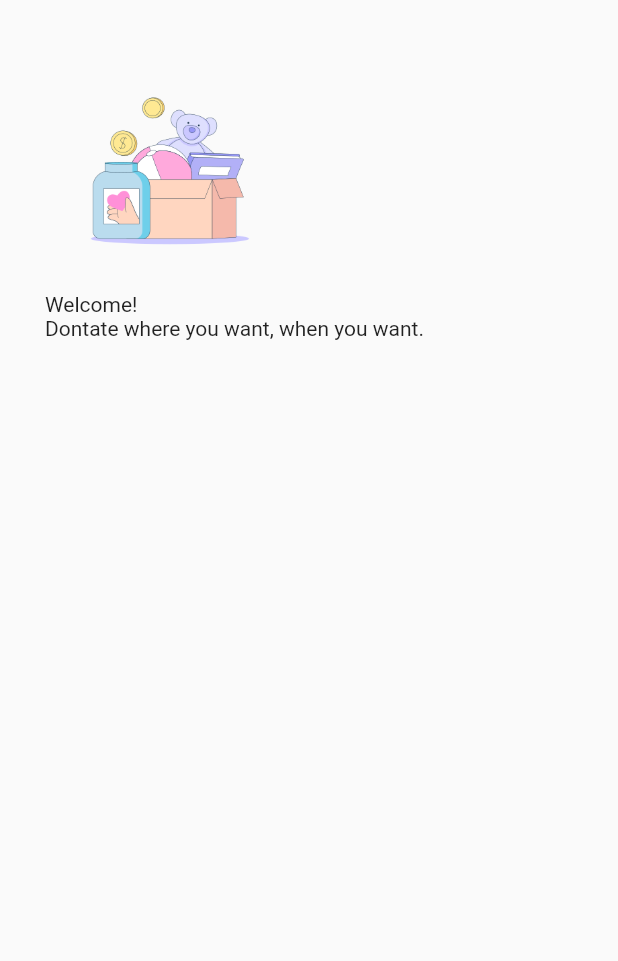
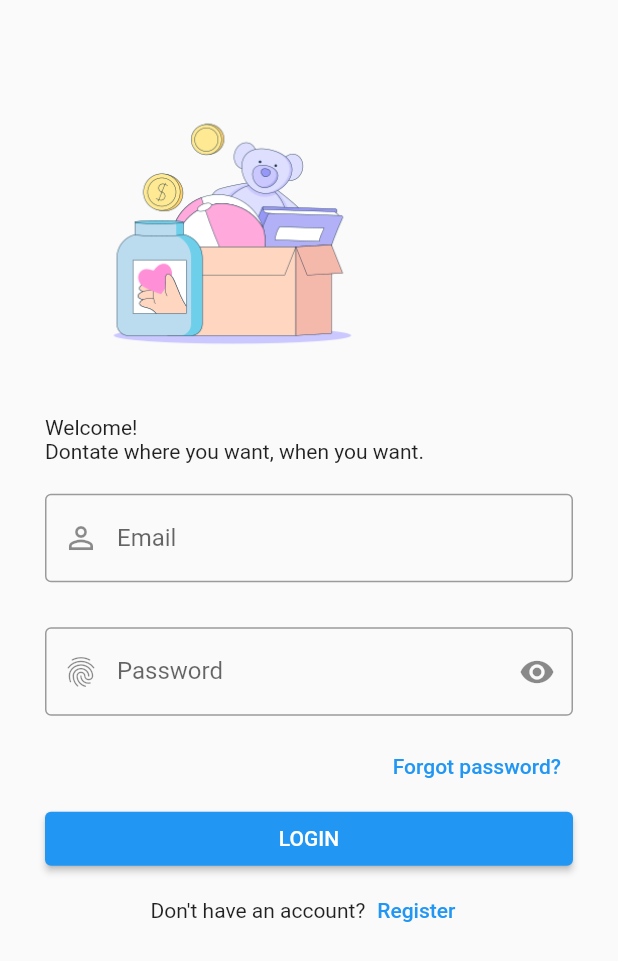
Before and after one commit to amaanaliakhtar/CharityAppFYP, a Flutter app: the screen it shows after launch, on a phone screen of 412 x 824 dp. Shown: the top 961 px of the screen. Run offline on Flutter 3.47's test engine with Material 2 defaults, Android fonts, the phone set to English and light mode, and no system bars; our stand-ins replace firebase_auth, firebase_core; missing offline and left inert: firebase_ui_auth; accounts and stored records are empty.

Commit message:
Login screen design complete

```diff
--- a/lib/authentication/login_screen.dart
+++ b/lib/authentication/login_screen.dart
@@ -16,10 +16,63 @@ class LoginScreen extends StatelessWidget {
               children: [
                 Image(
                   image: AssetImage('assets/login-image.png'),
-                  height: size.height * 0.2,
+                  height: size.height * 0.3,
                 ),
                 const Text("Welcome!"),
                 const Text("Dontate where you want, when you want."),
+
+                //Form
+                Form(
+                  child: Container(
+                    padding: EdgeInsets.symmetric(vertical: 20),
+                    child: Column(
+                      crossAxisAlignment: CrossAxisAlignment.start,
+                      children: [
+                        TextFormField(
+                          decoration: const InputDecoration(
+                              prefixIcon: Icon(Icons.person_outline_outlined),
+                              labelText: "Email",
+                              hintText: "Email",
+                              border: OutlineInputBorder()),
+                        ),
+                        const SizedBox(
+                          height: 30,
+                        ),
+                        TextFormField(
+                          decoration: const InputDecoration(
+                              prefixIcon: Icon(Icons.fingerprint),
+                              suffixIcon: Icon(Icons.remove_red_eye_rounded),
+                              labelText: "Password",
+                              hintText: "Password",
+                              border: OutlineInputBorder()),
+                        ),
+                        const SizedBox(
+                          height: 10,
+                        ),
+                        Align(
+                          alignment: Alignment.centerRight,
+                          child: TextButton(
+                            onPressed: () {},
+                            child: const Text("Forgot password?"),
+                          ),
+                        ),
+                        SizedBox(
+                          width: double.infinity,
+                          child: ElevatedButton(
+                              onPressed: () {}, child: const Text("LOGIN")),
+                        ),
+                        Row(
+                          mainAxisAlignment: MainAxisAlignment.center,
+                          children: [
+                            const Text("Don't have an account?"),
+                            TextButton(
+                                onPressed: () {}, child: const Text("Register"))
+                          ],
+                        )
+                      ],
+                    ),
+                  ),
+                )
               ],
             ),
           ),
```
